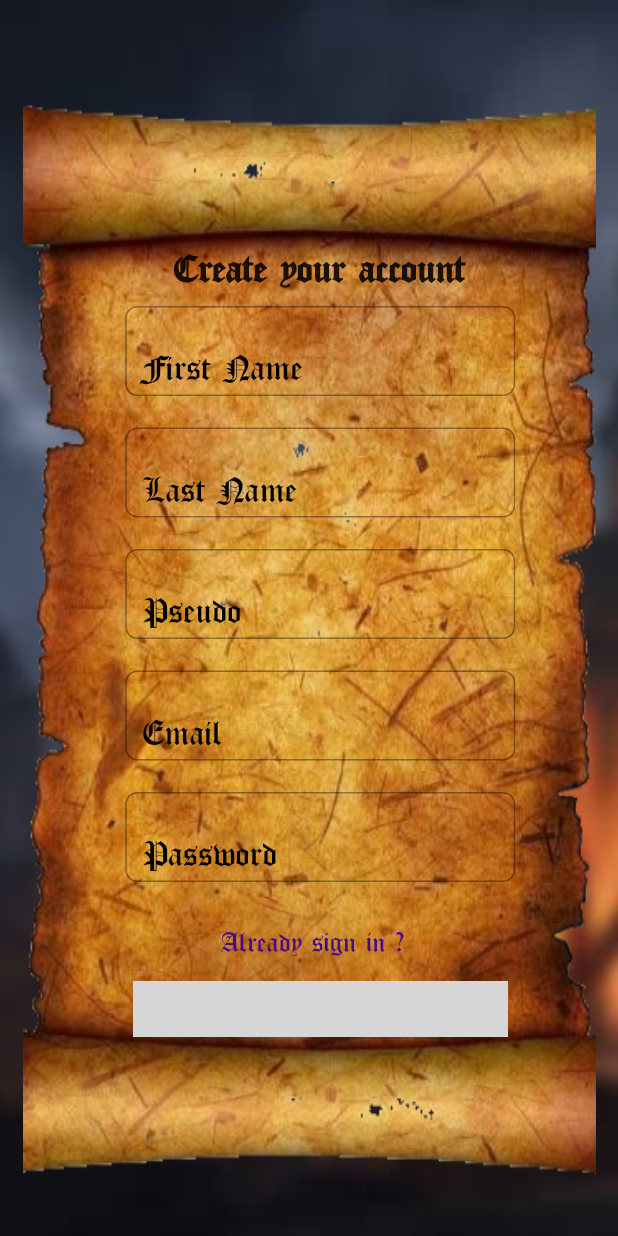
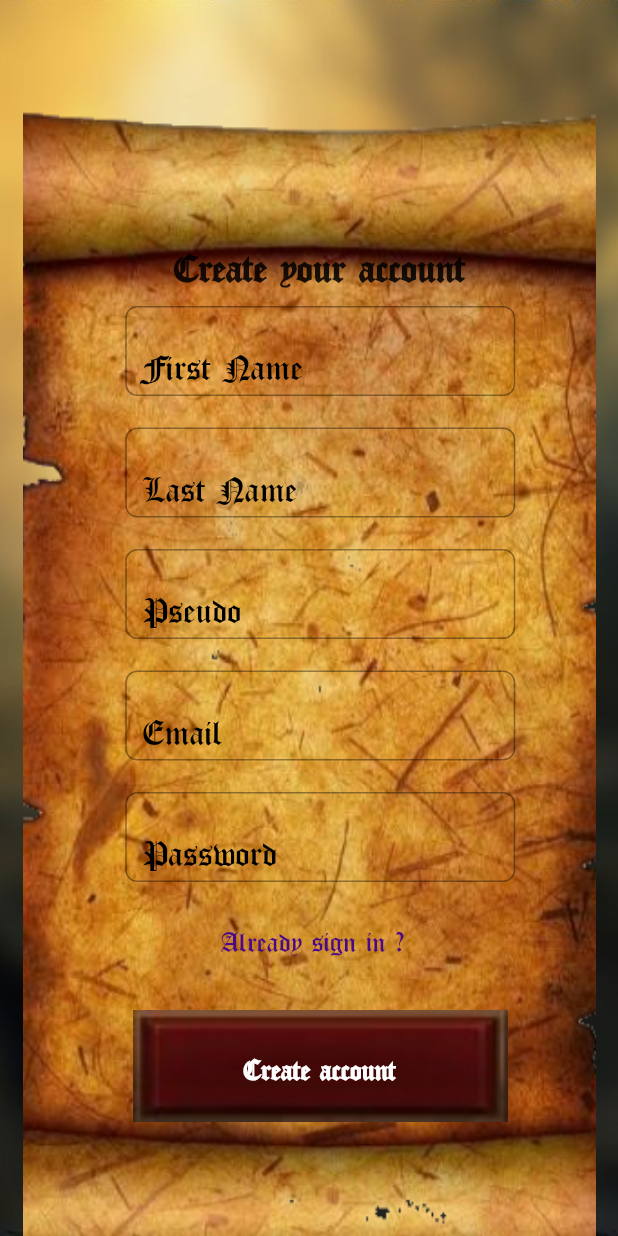
Before and after one commit to francoisbaudouin/LaZone, a Flutter app: the screen it shows after launch, after a tap on "Click here to create a new account", on a phone screen of 412 x 824 dp. Run offline on Flutter 3.47's test engine with Material 2 defaults, Android fonts, the phone set to English and light mode, and no system bars; our stand-ins replace email_validator, font_awesome_flutter, responsive_framework; missing offline and left inert: side_navigation; grey boxes are pictures that could not be loaded.

Commit message:
[FIX] color button and them in the login page

```diff
--- a/flutter_application/lib/Logs/sign_in_page.dart
+++ b/flutter_application/lib/Logs/sign_in_page.dart
@@ -146,7 +146,7 @@ class LoginPage extends StatelessWidget {
       width: 1080,
       decoration: const BoxDecoration(
         image: DecorationImage(
-            image: AssetImage("assets/images/f2.jpg"), fit: BoxFit.cover),
+            image: AssetImage("assets/images/font_menu.jpg"), fit: BoxFit.cover),
       ),
       child: Scaffold(
         backgroundColor: Colors.transparent,
--- a/flutter_application/lib/Logs/sign_in_tools.dart
+++ b/flutter_application/lib/Logs/sign_in_tools.dart
@@ -84,7 +84,7 @@ class ButtonConnection extends StatelessWidget {
         width: 250,
         decoration: const BoxDecoration(
             image: DecorationImage(
-                   image: AssetImage("assets/images/but.jpg"),
+                   image: AssetImage("assets/images/button.jpg"),
                    fit: BoxFit.fitWidth,
                ),
         ),
--- a/flutter_application/lib/Logs/sign_up_page.dart
+++ b/flutter_application/lib/Logs/sign_up_page.dart
@@ -213,7 +213,7 @@ class SignUpPage extends StatelessWidget {
       width: 1080,
       decoration: const BoxDecoration(
         image: DecorationImage(
-            image: AssetImage("assets/images/font.jpg"), fit: BoxFit.cover),
+            image: AssetImage("assets/images/font_menu.jpg"), fit: BoxFit.cover),
       ),
       child: Scaffold(
         backgroundColor: Colors.transparent,
--- a/flutter_application/lib/Logs/sign_up_tools.dart
+++ b/flutter_application/lib/Logs/sign_up_tools.dart
@@ -39,11 +39,11 @@ class ButtonCreateAccount extends StatelessWidget {
         width: 250,
         decoration: const BoxDecoration(
              image: DecorationImage(
-                   image: AssetImage("assets/images/but.jpg"),
+                   image: AssetImage("assets/images/button.jpg"),
                    fit: BoxFit.fitWidth,
                ),),
         child: const Padding(
-          padding: EdgeInsets.all(12.0),
+          padding: EdgeInsets.all(50.0),
           child: Text(
             'Create account',
             style: TextStyle(
--- a/flutter_application/lib/Tools/color.dart
+++ b/flutter_application/lib/Tools/color.dart
@@ -22,6 +22,6 @@ class ButtonConnectionColor {
   Color colbuttonConnectionDiscord;
   Color colbuttonConnectionTwitter;
   Color colbuttonConnectionTeams;
-  ButtonConnectionColor({this.colbuttonConnectionGitHub = const Color.fromARGB(255, 202, 22, 22), this.colbuttonConnectionTrello = const Color.fromARGB(255, 202, 22, 22), this.colbuttonConnectionPlanner = const Color.fromARGB(255, 202, 22, 22), this.colbuttonConnectionDiscord = const Color.fromARGB(255, 202, 22, 22), this.colbuttonConnectionTwitter = const Color.fromARGB(255, 202, 22, 22), this.colbuttonConnectionTeams = const Color.fromARGB(255, 202, 22, 22)});
+  ButtonConnectionColor({this.colbuttonConnectionGitHub = const Color.fromARGB(255, 68, 12, 10), this.colbuttonConnectionTrello = const Color.fromARGB(255, 68, 12, 10), this.colbuttonConnectionPlanner = const Color.fromARGB(255, 68, 12, 10), this.colbuttonConnectionDiscord = const Color.fromARGB(255, 68, 12, 10), this.colbuttonConnectionTwitter = const Color.fromARGB(255, 68, 12, 10), this.colbuttonConnectionTeams = const Color.fromARGB(255, 68, 12, 10)});
 }
 ButtonConnectionColor buttoncol = ButtonConnectionColor();
--- a/flutter_application/lib/Tools/setup_page.dart
+++ b/flutter_application/lib/Tools/setup_page.dart
@@ -31,7 +31,7 @@ class SetPageContent extends StatelessWidget {
                   children: <Widget> [
                     const SizedBox(height: 20,),
                     WelcomCards(title: title),
-                    const SizedBox(height: 80,),
+                    const SizedBox(height: 70,),
                     TitleCards(message: message,),
                     const SizedBox(height: 30,),
                     services,
--- a/flutter_application/pubspec.yaml
+++ b/flutter_application/pubspec.yaml
@@ -115,5 +115,7 @@ flutter:
     - assets/images/Microsoft-Teams-Symbole.png
     - assets/images/logo-twitter.png
     - assets/images/font.jpg
+    - assets/images/font_menu.jpg
     - assets/images/parchemin2.png
     - assets/images/parchemin.png
+    - assets/images/button.jpg
```
Also changed, not shown: flutter_application/lib/ServicePage/choose_page.dart (+6 -6 lines), flutter_application/assets/images/button.jpg (added), flutter_application/assets/images/f.jpg (deleted), flutter_application/assets/images/font_menu.jpg (added).
